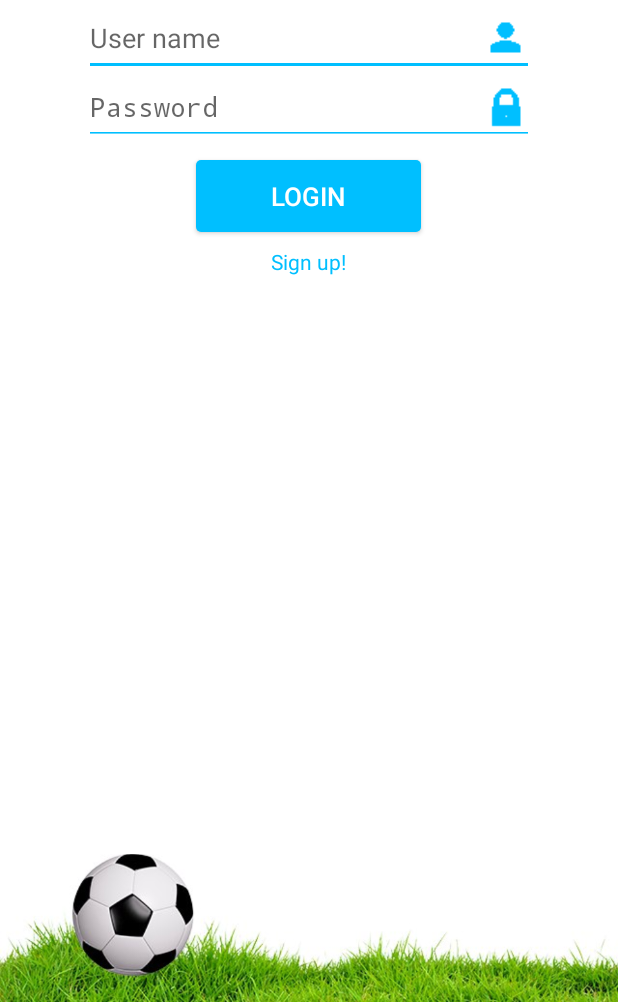
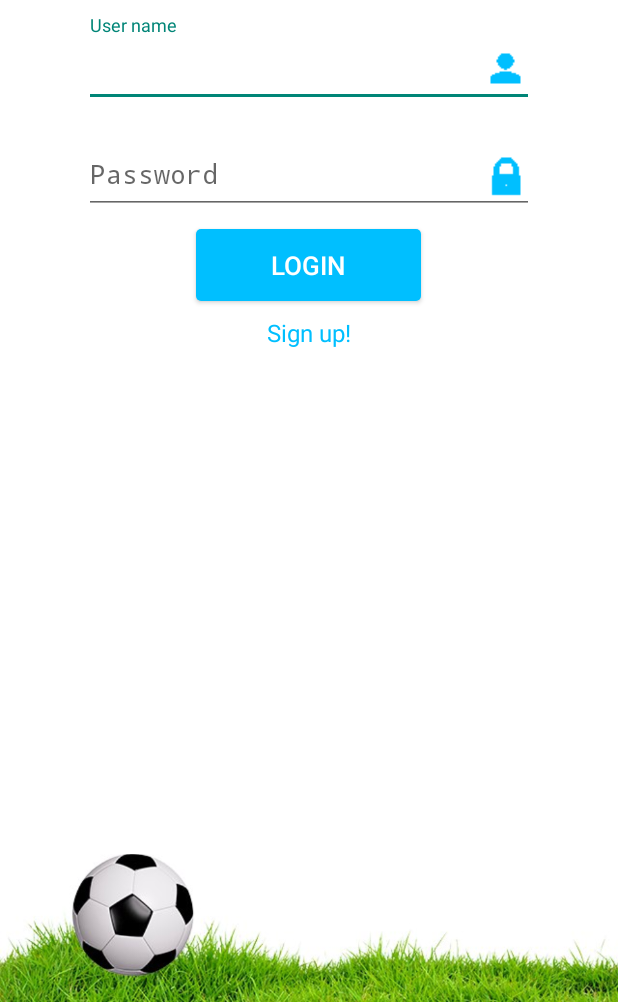
Before and after one commit to Nazarokkk/FootballScoreProject, an Android app: the screen it shows after launch (LoginActivity), on a phone screen of 412 x 824 dp, the part 234-1236 px from its top. Run offline under Robolectric (Android 15) with nearby library versions, the phone set to English and light mode, and no system bars; our stand-ins replace Firebase (no records; nobody signed in at launch, a user with empty details on screens opened directly); libraries missing offline, so code that uses them is left out: com.firebase.client; 1 statement that could not run was skipped.

Commit message:
created login in firebase

```diff
--- a/app/src/main/java/com/example/nazarkorchak/footballscoreproject/activities/LoginActivity.java
+++ b/app/src/main/java/com/example/nazarkorchak/footballscoreproject/activities/LoginActivity.java
@@ -1,14 +1,37 @@
 package com.example.nazarkorchak.footballscoreproject.activities;
 
 import android.support.v4.app.Fragment;
+import android.view.View;
 
+import com.example.nazarkorchak.footballscoreproject.R;
+import com.example.nazarkorchak.footballscoreproject.Utils;
 import com.example.nazarkorchak.footballscoreproject.fragments.LoginFragment;
+import com.example.nazarkorchak.footballscoreproject.interfaces.LoginResponseInterface;
+import com.example.nazarkorchak.footballscoreproject.interfaces.LoginUserInterface;
+import com.example.nazarkorchak.footballscoreproject.manangers.LoginManager;
 
 
-public class LoginActivity extends SingleFragmentActivity {
+public class LoginActivity extends SingleFragmentActivity implements LoginUserInterface, LoginResponseInterface {
+
+    private LoginManager loginManager = new LoginManager(this);
 
     @Override
     protected Fragment createFragment() {
         return new LoginFragment();
     }
+
+    @Override
+    public void loginUser(String name, String password) {
+        loginManager.loginUser(name, password);
+    }
+
+    @Override
+    public void isSuccess() {
+
+    }
+
+    @Override
+    public void isError(String message) {
+        Utils.showErrorSnackBar(this, findViewById(R.id.fragmentContainer), message);
+    }
 }
--- a/app/src/main/java/com/example/nazarkorchak/footballscoreproject/fragments/LoginFragment.java
+++ b/app/src/main/java/com/example/nazarkorchak/footballscoreproject/fragments/LoginFragment.java
@@ -1,31 +1,47 @@
 package com.example.nazarkorchak.footballscoreproject.fragments;
 
+import android.app.Activity;
 import android.content.Intent;
 import android.os.Bundle;
 import android.support.v4.app.Fragment;
 import android.view.LayoutInflater;
+import android.view.MotionEvent;
 import android.view.View;
 import android.view.ViewGroup;
+import android.widget.Button;
+import android.widget.EditText;
 import android.widget.TextView;
 
 import com.example.nazarkorchak.footballscoreproject.R;
+import com.example.nazarkorchak.footballscoreproject.Utils;
 import com.example.nazarkorchak.footballscoreproject.activities.RegisterActivity;
+import com.example.nazarkorchak.footballscoreproject.interfaces.LoginUserInterface;
 
 /**
  * Created by Mariana on 30.06.2016.
  */
 public class LoginFragment extends Fragment {
+
+    private View view;
+    private Button loginButton;
+    private EditText emailEditText;
+    private EditText passwordEditText;
+    private TextView signUpTextView;
+
+    private LoginUserInterface loginUserInterface;
+
     @Override
-    public void onCreate(Bundle savedInstanceState) {
-        super.onCreate(savedInstanceState);
+    public void onAttach(Activity activity) {
+        super.onAttach(activity);
+        loginUserInterface = (LoginUserInterface) activity;
     }
-
 
     @Override
     public View onCreateView(LayoutInflater inflater, ViewGroup container, Bundle savedInstanceState) {
-        View v = inflater.inflate(R.layout.fragment_login, container, false);
+        view = inflater.inflate(R.layout.fragment_login, container, false);
+        initUI(view);
+        setupListener(view);
 
-        TextView signUpTextView = (TextView) v.findViewById(R.id.sign_up_text_view);
         signUpTextView.setOnClickListener(new View.OnClickListener() {
             @Override
             public void onClick(View v) {
@@ -34,7 +50,53 @@ public class LoginFragment extends Fragment {
             }
         });
 
-        return v;
+        loginButton.setOnClickListener(new View.OnClickListener() {
+            @Override
+            public void onClick(View v) {
+                String password = passwordEditText.getText().toString();
+                String email = emailEditText.getText().toString();
 
+                if (!password.isEmpty() && !email.isEmpty()) {
+                    loginUserInterface.loginUser(email, password);
+                } else {
+                    Utils.showErrorSnackBar(getActivity(), view, "Fields aren't correct!");
+                }
+            }
+        });
+
+        return view;
+    }
+
+    private void initUI(View view) {
+        signUpTextView = (TextView) view.findViewById(R.id.sign_up_text_view);
+        loginButton = (Button) view.findViewById(R.id.login_btn);
+        emailEditText = (EditText) view.findViewById(R.id.user_name);
+        passwordEditText = (EditText) view.findViewById(R.id.user_password);
+    }
+
+    public void setupListener(View view) {
+        if (!(view instanceof EditText)) {
+            view.setOnTouchListener(new View.OnTouchListener() {
+
+                public boolean onTouch(View v, MotionEvent event) {
+                    clearKeyboardAndFocus();
+                    return false;
+                }
+            });
+        }
+
+        if (view instanceof ViewGroup) {
+            for (int i = 0; i < ((ViewGroup) view).getChildCount(); i++) {
+                View innerView = ((ViewGroup) view).getChildAt(i);
+                setupListener(innerView);
+            }
+        }
+    }
+
+    private void clearKeyboardAndFocus() {
+        Utils.hideKeyboard(getActivity());
+        emailEditText.clearFocus();
+        passwordEditText.clearFocus();
+        loginButton.requestFocus();
     }
 }
--- a/app/src/main/java/com/example/nazarkorchak/footballscoreproject/interfaces/CreateUserInterface.java
+++ b/app/src/main/java/com/example/nazarkorchak/footballscoreproject/interfaces/CreateUserInterface.java
@@ -1,10 +1,8 @@
 package com.example.nazarkorchak.footballscoreproject.interfaces;
-
-import android.view.View;
 
 /**
  * Created by Lenovo on 04.07.2016.
  */
 public interface CreateUserInterface {
-     void createUser(String name, String password, View view);
+     void createUser(String name, String password);
 }
--- /dev/null
+++ b/app/src/main/java/com/example/nazarkorchak/footballscoreproject/interfaces/LoginResponseInterface.java
@@ -0,0 +1,9 @@
+package com.example.nazarkorchak.footballscoreproject.interfaces;
+
+/**
+ * Created by nazaryikorchak on 05.07.16.
+ */
+public interface LoginResponseInterface {
+    void isSuccess();
+    void isError(String message);
+}
--- /dev/null
+++ b/app/src/main/java/com/example/nazarkorchak/footballscoreproject/interfaces/LoginUserInterface.java
@@ -0,0 +1,8 @@
+package com.example.nazarkorchak.footballscoreproject.interfaces;
+
+/**
+ * Created by nazaryikorchak on 05.07.16.
+ */
+public interface LoginUserInterface {
+    void loginUser(String name, String password);
+}
--- a/app/src/main/res/layout/fragment_login.xml
+++ b/app/src/main/res/layout/fragment_login.xml
@@ -13,27 +13,44 @@
         android:paddingTop="50dp"
         android:src="@drawable/logo" />
 
+    <android.support.design.widget.TextInputLayout
+        android:id="@+id/input_layout_user_name"
+        android:layout_width="wrap_content"
+        android:layout_height="wrap_content"
+        android:layout_gravity="center"
+        android:layout_marginTop="10dp">
+
         <EditText
             android:id="@+id/user_name"
             android:layout_width="300dp"
             android:layout_height="wrap_content"
-        android:layout_gravity="center"
-        android:backgroundTint="@color/blue"
-        android:drawableRight="@drawable/user_icon"
+            android:drawableEnd="@drawable/user_icon"
             android:hint="@string/user_name_hint"
             android:inputType="textEmailAddress" />
 
+    </android.support.design.widget.TextInputLayout>
+
+    <android.support.design.widget.TextInputLayout
+        android:id="@+id/input_layout_user_password"
+        android:layout_width="wrap_content"
+        android:layout_height="wrap_content"
+        android:layout_gravity="center"
+        android:layout_marginTop="10dp">
+
         <EditText
+            android:id="@+id/user_password"
             android:layout_width="300dp"
             android:layout_height="wrap_content"
             android:layout_gravity="center"
-        android:backgroundTint="@color/blue"
-        android:drawableRight="@drawable/password_icon"
+            android:drawableEnd="@drawable/password_icon"
             android:hint="@string/password_hint"
             android:inputType="textPassword"
-        android:paddingTop="5dp" />
+            android:paddingTop="10dp" />
+
+    </android.support.design.widget.TextInputLayout>
 
     <Button
+        android:id="@+id/login_btn"
         android:layout_width="150dp"
         android:layout_height="wrap_content"
         android:layout_gravity="center"
@@ -49,6 +66,7 @@
         android:layout_height="wrap_content"
         android:layout_gravity="center_horizontal"
         android:text="Sign up!"
+        android:textSize="16sp"
         android:textColor="@color/blue" />
 
     <RelativeLayout
```
Also changed, not shown: app/src/main/java/com/example/nazarkorchak/footballscoreproject/activities/RegisterActivity.java (+16 -9 lines), app/src/main/java/com/example/nazarkorchak/footballscoreproject/fragments/RegisterFragment.java (+1 -6 lines), app/src/main/java/com/example/nazarkorchak/footballscoreproject/manangers/LoginManager.java (+24 -12 lines), 1 other file. Lines whose indentation alone changed are shown as unchanged.
